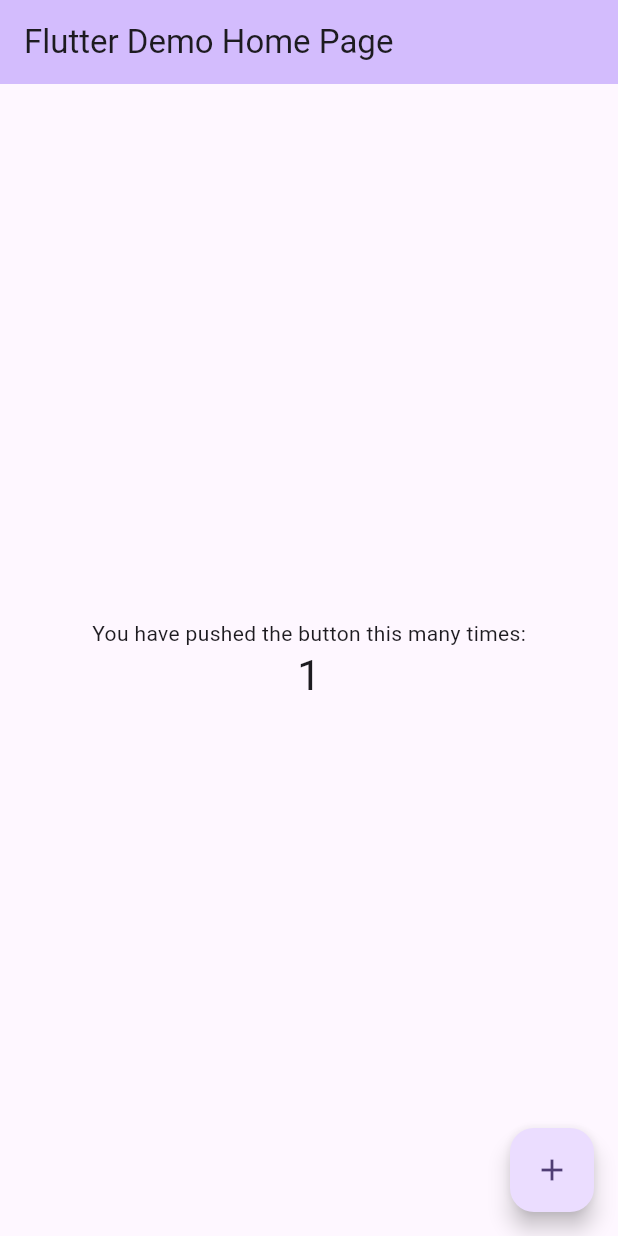
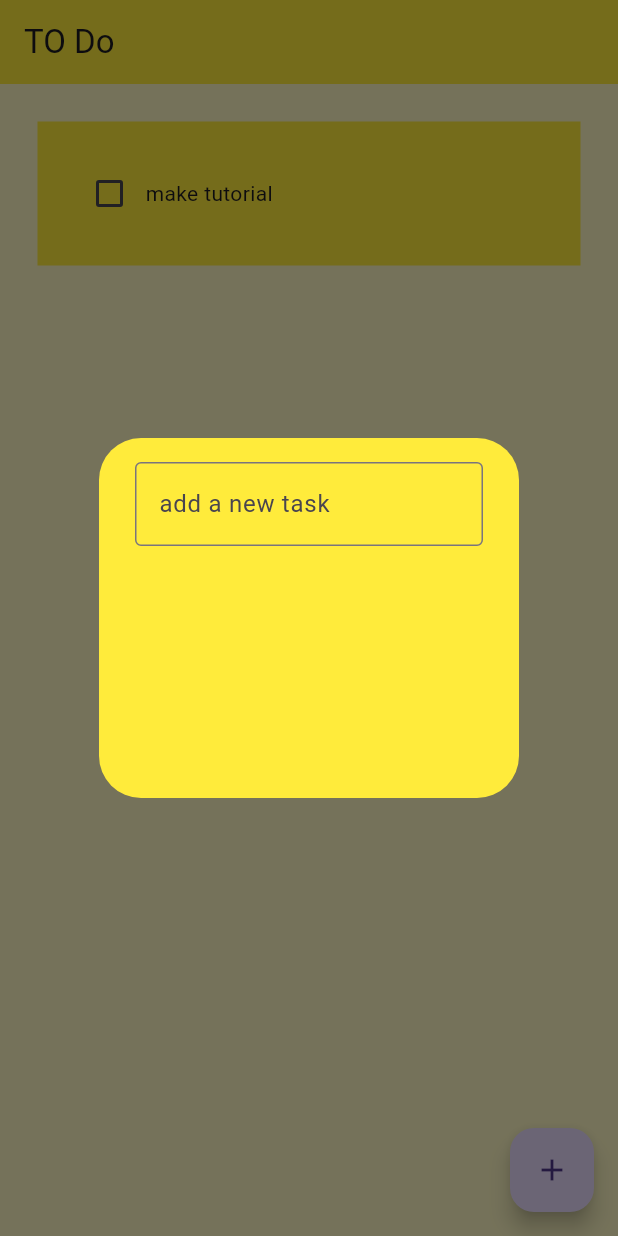
Before and after one commit to yorkings/flutter_todo-app, a Flutter app: the screen it shows after launch, after a tap on the "add" icon, on a phone screen of 412 x 824 dp. Run offline on Flutter 3.47's test engine with Material 3 defaults, Android fonts, the phone set to English and light mode, and no system bars.

Commit message:
creating a todo list

```diff
--- a/lib/main.dart
+++ b/lib/main.dart
@@ -1,125 +1,25 @@
 import 'package:flutter/material.dart';
+import 'package:todo_app/pages/Home_page.dart';
 
 void main() {
   runApp(const MyApp());
 }
-
 class MyApp extends StatelessWidget {
   const MyApp({super.key});
 
-  // This widget is the root of your application.
   @override
   Widget build(BuildContext context) {
     return MaterialApp(
-      title: 'Flutter Demo',
+
+      debugShowCheckedModeBanner: false,
       theme: ThemeData(
-        // This is the theme of your application.
-        //
-        // TRY THIS: Try running your application with "flutter run". You'll see
-        // the application has a purple toolbar. Then, without quitting the app,
-        // try changing the seedColor in the colorScheme below to Colors.green
-        // and then invoke "hot reload" (save your changes or press the "hot
-        // reload" button in a Flutter-supported IDE, or press "r" if you used
-        // the command line to start the app).
-        //
-        // Notice that the counter didn't reset back to zero; the application
-        // state is not lost during the reload. To reset the state, use hot
-        // restart instead.
-        //
-        // This works for code too, not just values: Most code changes can be
-        // tested with just a hot reload.
-        colorScheme: ColorScheme.fromSeed(seedColor: Colors.deepPurple),
-        useMaterial3: true,
+        primaryColor: Colors.blue,
+          primarySwatch: Colors.yellow,
+          appBarTheme: AppBarTheme(
+           backgroundColor: Colors.yellow,
+          )
       ),
-      home: const MyHomePage(title: 'Flutter Demo Home Page'),
+      home: Homepage()
     );
   }
 }
-
-class MyHomePage extends StatefulWidget {
-  const MyHomePage({super.key, required this.title});
-
-  // This widget is the home page of your application. It is stateful, meaning
-  // that it has a State object (defined below) that contains fields that affect
-  // how it looks.
-
-  // This class is the configuration for the state. It holds the values (in this
-  // case the title) provided by the parent (in this case the App widget) and
-  // used by the build method of the State. Fields in a Widget subclass are
-  // always marked "final".
-
-  final String title;
-
-  @override
-  State<MyHomePage> createState() => _MyHomePageState();
-}
-
-class _MyHomePageState extends State<MyHomePage> {
-  int _counter = 0;
-
-  void _incrementCounter() {
-    setState(() {
-      // This call to setState tells the Flutter framework that something has
-      // changed in this State, which causes it to rerun the build method below
-      // so that the display can reflect the updated values. If we changed
-      // _counter without calling setState(), then the build method would not be
-      // called again, and so nothing would appear to happen.
-      _counter++;
-    });
-  }
-
-  @override
-  Widget build(BuildContext context) {
-    // This method is rerun every time setState is called, for instance as done
-    // by the _incrementCounter method above.
-    //
-    // The Flutter framework has been optimized to make rerunning build methods
-    // fast, so that you can just rebuild anything that needs updating rather
-    // than having to individually change instances of widgets.
-    return Scaffold(
-      appBar: AppBar(
-        // TRY THIS: Try changing the color here to a specific color (to
-        // Colors.amber, perhaps?) and trigger a hot reload to see the AppBar
-        // change color while the other colors stay the same.
-        backgroundColor: Theme.of(context).colorScheme.inversePrimary,
-        // Here we take the value from the MyHomePage object that was created by
-        // the App.build method, and use it to set our appbar title.
-        title: Text(widget.title),
-      ),
-      body: Center(
-        // Center is a layout widget. It takes a single child and positions it
-        // in the middle of the parent.
-        child: Column(
-          // Column is also a layout widget. It takes a list of children and
-          // arranges them vertically. By default, it sizes itself to fit its
-          // children horizontally, and tries to be as tall as its parent.
-          //
-          // Column has various properties to control how it sizes itself and
-          // how it positions its children. Here we use mainAxisAlignment to
-          // center the children vertically; the main axis here is the vertical
-          // axis because Columns are vertical (the cross axis would be
-          // horizontal).
-          //
-          // TRY THIS: Invoke "debug painting" (choose the "Toggle Debug Paint"
-          // action in the IDE, or press "p" in the console), to see the
-          // wireframe for each widget.
-          mainAxisAlignment: MainAxisAlignment.center,
-          children: <Widget>[
-            const Text(
-              'You have pushed the button this many times:',
-            ),
-            Text(
-              '$_counter',
-              style: Theme.of(context).textTheme.headlineMedium,
-            ),
-          ],
-        ),
-      ),
-      floatingActionButton: FloatingActionButton(
-        onPressed: _incrementCounter,
-        tooltip: 'Increment',
-        child: const Icon(Icons.add),
-      ), // This trailing comma makes auto-formatting nicer for build methods.
-    );
-  }
-}
--- /dev/null
+++ b/lib/pages/Home_page.dart
@@ -0,0 +1,54 @@
+import 'package:flutter/material.dart';
+import 'package:todo_app/pages/todo_page.dart';
+import 'package:todo_app/util/dialogue.dart';
+
+class Homepage extends StatefulWidget {
+  const Homepage({super.key});
+
+  @override
+  State<Homepage> createState() => _HomepageState();
+}
+
+List lista = [
+  ["make tutorial", false]
+];
+
+class _HomepageState extends State<Homepage> {
+  void createNewtask() {
+    showDialog(
+        context: context,
+        builder: (context) {
+          return Dialoguebox();
+        });
+  }
+
+  void checkCheckbox(bool? value, int index) {
+    setState(() {
+      lista[index][1] = !lista[index][1];
+    });
+  }
+
+  @override
+  Widget build(BuildContext context) {
+    return Scaffold(
+        backgroundColor: Colors.yellow[100],
+        appBar: AppBar(
+          title: Text("TO Do "),
+          elevation: 0,
+        ),
+        floatingActionButton: FloatingActionButton(
+          onPressed: createNewtask,
+          child: Icon(Icons.add),
+        ),
+        body: ListView.builder(
+          itemCount: lista.length,
+          itemBuilder: (context, index) {
+            return Todolist(
+              taskName: lista[index][0],
+              taskCompleted: lista[index][1],
+              onChanged: (value) => checkCheckbox(value, index),
+            );
+          },
+        ));
+  }
+}
--- /dev/null
+++ b/lib/pages/todo_page.dart
@@ -0,0 +1,35 @@
+import 'package:flutter/material.dart';
+
+class Todolist extends StatelessWidget {
+  final String taskName;
+  final bool taskCompleted;
+  Function(bool?)? onChanged;
+    Todolist({
+    super.key,
+    required this.taskName,
+    required this.taskCompleted,
+    required this.onChanged
+   }
+   );
+
+  @override
+  Widget build(BuildContext context) {
+    return Padding(
+      padding: EdgeInsets.all(25.0),
+      child: Container(
+        padding: EdgeInsets.all(24),
+        child: Row(
+          children: [
+            Checkbox(value: taskCompleted, onChanged: onChanged),
+            //name
+            Text(taskName,
+            style: TextStyle(
+              decoration:taskCompleted? TextDecoration.lineThrough:TextDecoration.none
+            ),),
+          ],
+        ),
+        decoration: BoxDecoration(color: Colors.yellow),
+      ),
+    );
+  }
+}
--- /dev/null
+++ b/lib/util/dialogue.dart
@@ -0,0 +1,30 @@
+import 'package:flutter/material.dart';
+
+class Dialoguebox extends StatelessWidget {
+  const Dialoguebox({super.key});
+
+  @override
+  Widget build(BuildContext context) {
+    return AlertDialog(
+      backgroundColor: Colors.yellow,
+      content: Container(
+        height: 200,
+        child: Column(
+          children: [
+            TextField(
+              decoration: InputDecoration(
+              border:OutlineInputBorder(),
+              hintText: "add a new task"
+               ),
+             ),
+             Row(
+              children: [
+
+              ],
+             )
+          ],
+        ),
+      ),
+    );
+  }
+}
```
Also changed, not shown: lib/util/button.dart (added).
